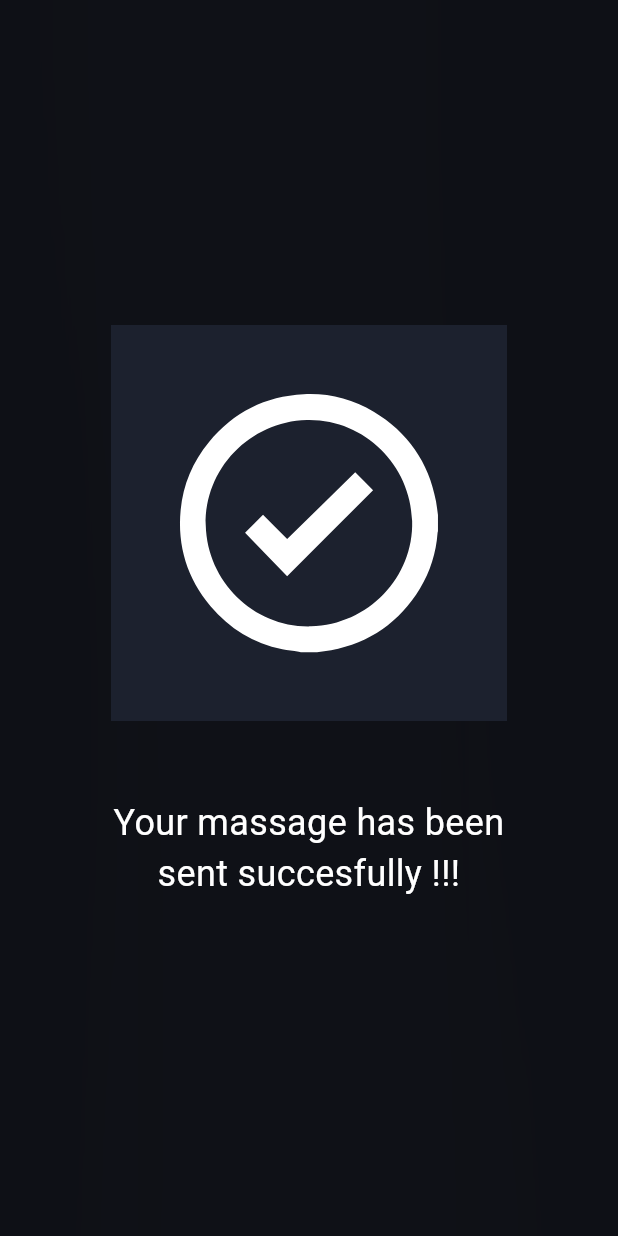
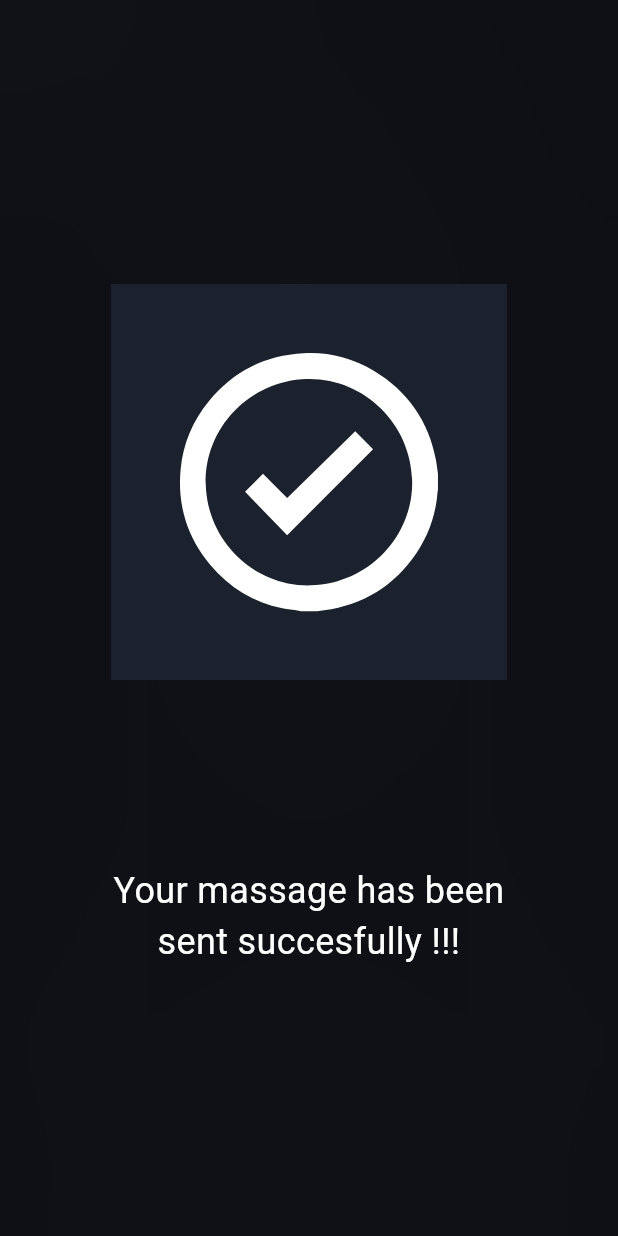
Before and after one commit to NodirbekRasuljonov/myself, a Flutter app: the screen it shows after launch, after a tap on "Send", on a phone screen of 412 x 824 dp. Run offline on Flutter 3.47's test engine with Material 3 defaults, Android fonts, the phone set to English and light mode, and no system bars; drawn by our look-alikes of lottie; our stand-ins replace animated_text_kit.

Commit message:
added some deisgneds

```diff
--- a/lib/sections/contact.dart
+++ b/lib/sections/contact.dart
@@ -26,15 +26,13 @@ class _ContactSectionState extends State<ContactSection>
     super.initState();
     _controller = AnimationController(vsync: this);
     _controller.addListener(
-      (){
-        if (_controller.value >=0.5) {
+      () {
+        if (_controller.value >= 0.5) {
           _controller.stop();
         }
       },
     );
   }
-
-
 
   @override
   Widget build(BuildContext context) {
@@ -149,7 +147,7 @@ class _ContactSectionState extends State<ContactSection>
             context: context,
             builder: (BuildContext context) {
               return BackdropFilter(
-                filter: ImageFilter.blur(sigmaX: 100.0, sigmaY: 300.0),
+                filter: ImageFilter.blur(sigmaX: 100.0, sigmaY: 100.0),
                 child: AlertDialog(
                   backgroundColor: Colors.transparent,
                   content: Column(
@@ -163,6 +161,8 @@ class _ContactSectionState extends State<ContactSection>
                             ..duration = composition.duration
                             ..forward(); // Starts animation
                         },
+                        width: 300.0,
+                        height: 300.0,
                         // repeat: false,
                       ),
                       Text(
@@ -176,7 +176,7 @@ class _ContactSectionState extends State<ContactSection>
                     ],
                   ),
                   insetPadding: const EdgeInsets.symmetric(
-                    vertical: 150.0,
+                    vertical: 50.0,
                     horizontal: 50.0,
                   ),
                 ),
@@ -200,7 +200,8 @@ class _ContactSectionState extends State<ContactSection>
       ),
     );
   }
-   @override
+
+  @override
   void dispose() {
     _controller.dispose();
     super.dispose();
```
Also changed, not shown: 1 other file.
